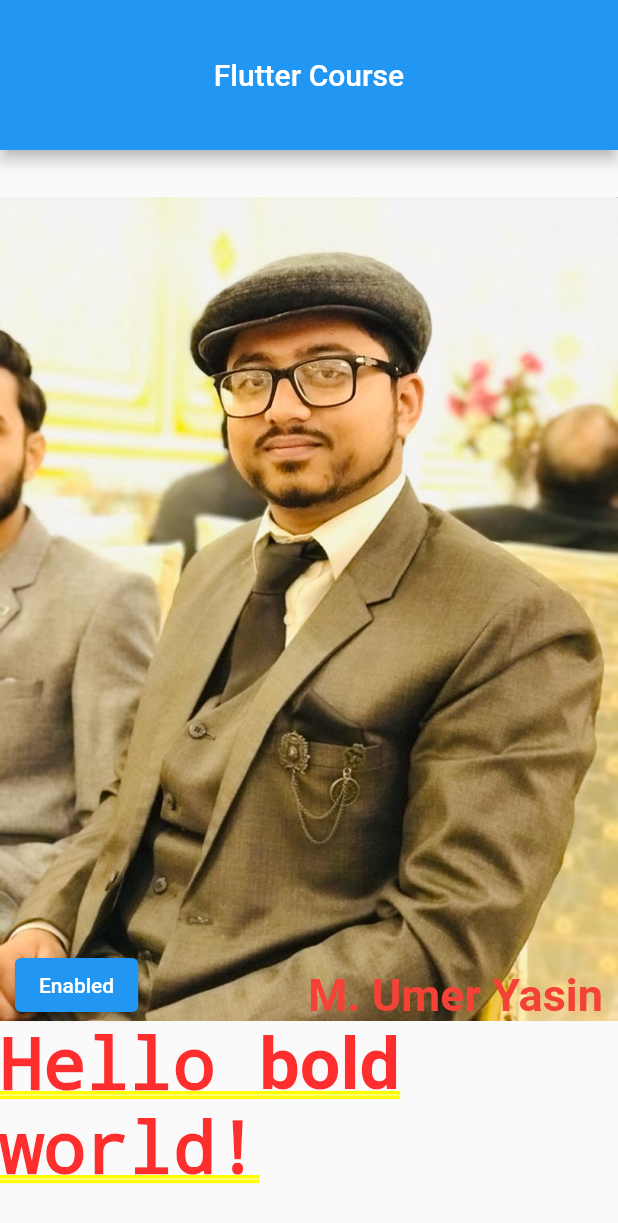
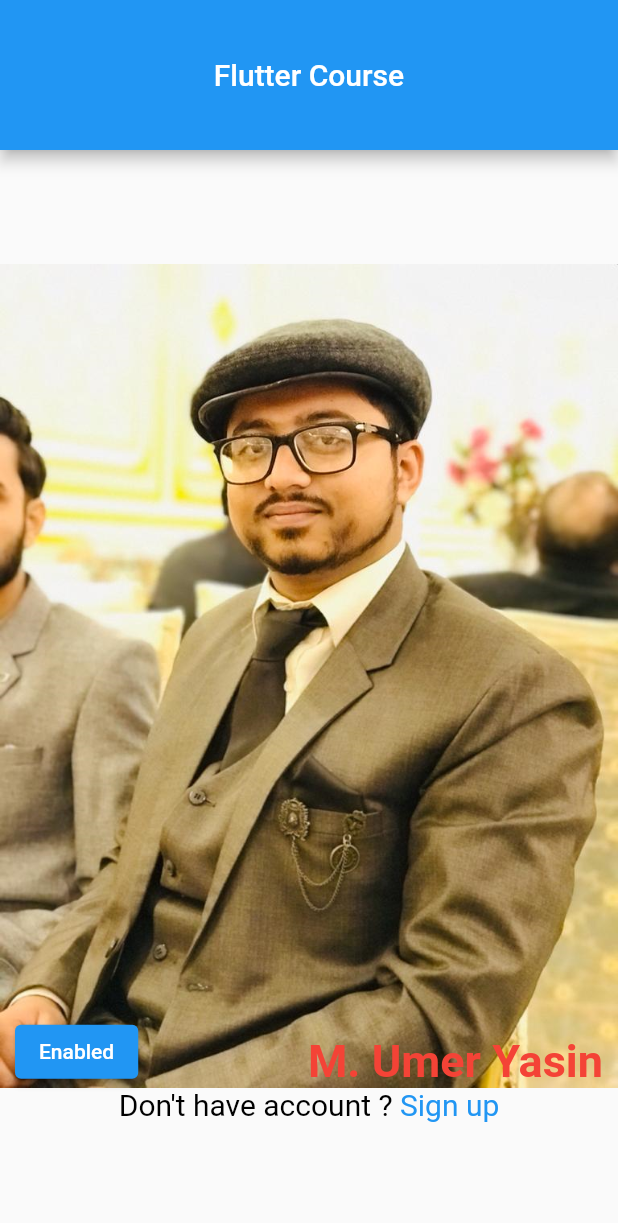
Before and after one commit to MUmerYasin/flutter_course02, a Flutter app: the screen it shows after launch, on a phone screen of 412 x 824 dp. Shown: the top 1223 px of the screen. Run offline on Flutter 3.47's test engine with Material 2 defaults, Android fonts, the phone set to English and light mode, and no system bars.

Commit message:
rich Text with different Color and same size

```diff
--- a/lib/main.dart
+++ b/lib/main.dart
@@ -98,14 +98,14 @@
                   ],
                 ),
                 Container(
-
+                      color: Colors.transparent,
                     child: RichText(
-                      text: TextSpan(
-                        text: 'Hello ',
-                        style: DefaultTextStyle.of(context).style,
-                        children: const <TextSpan>[
-                          TextSpan(text: 'bold', style: TextStyle(fontWeight: FontWeight.bold)),
-                          TextSpan(text: ' world!'),
+                      text: const TextSpan(
+                        style: TextStyle(fontSize: 20.0, color: Colors.black,),
+                        text: "Don't have account ? ",
+                        children: <TextSpan>[
+                          TextSpan(text: 'Sign up', style: TextStyle(color: Colors.blue)),
+                          // TextSpan(text: ' world!'),
                         ],
                       ),
                     )
```
